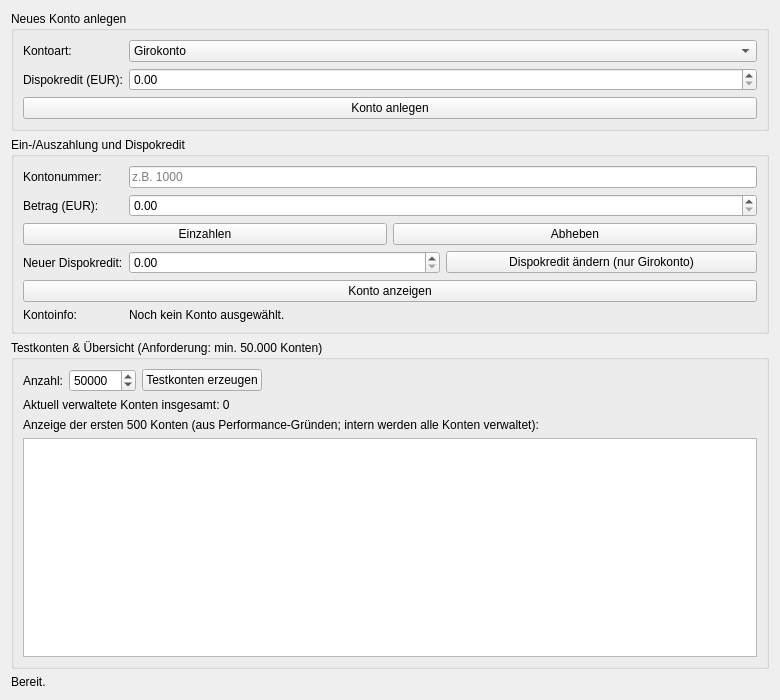
Qt form GUI/German/BankSoftware/widget.ui (Yeah-Jack/cpp-projects) before a commit.
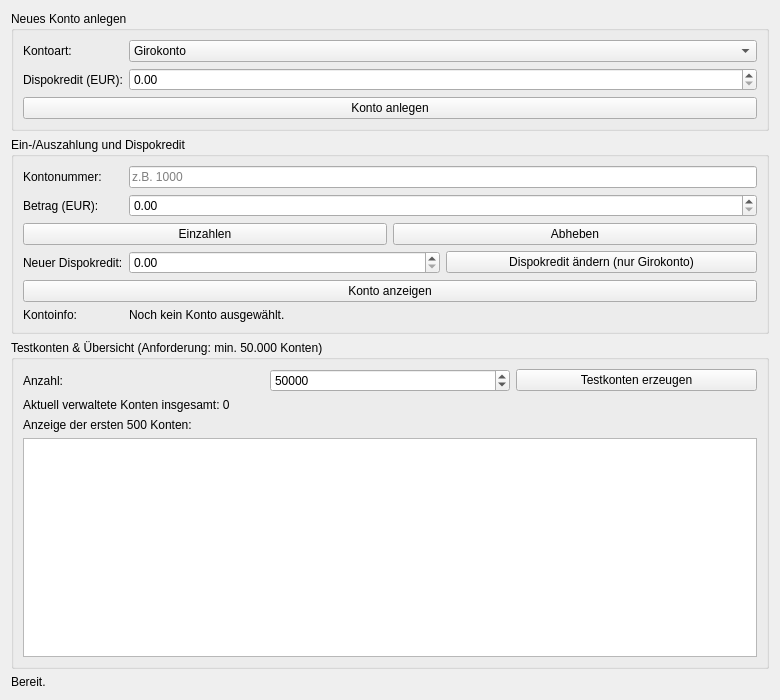
The same form after that commit.

```diff
--- a/GUI/German/BankSoftware/widget.ui
+++ b/GUI/German/BankSoftware/widget.ui
@@ -210,19 +210,6 @@
           </property>
          </widget>
         </item>
-        <item>
-         <spacer name="horizontalSpacerTest">
-          <property name="orientation">
-           <enum>Qt::Horizontal</enum>
-          </property>
-          <property name="sizeHint" stdset="0">
-           <size>
-            <width>40</width>
-            <height>20</height>
-           </size>
-          </property>
-         </spacer>
-        </item>
        </layout>
       </item>
       <item>
@@ -235,7 +222,7 @@
       <item>
        <widget class="QLabel" name="labelHinweisAnzeige">
         <property name="text">
-         <string>Anzeige der ersten 500 Konten (aus Performance-Gründen; intern werden alle Konten verwaltet):</string>
+         <string>Anzeige der ersten 500 Konten:</string>
         </property>
         <property name="wordWrap">
          <bool>true</bool>
```
Left out of the diff: 6 changed lines with no effect on the pictures.
